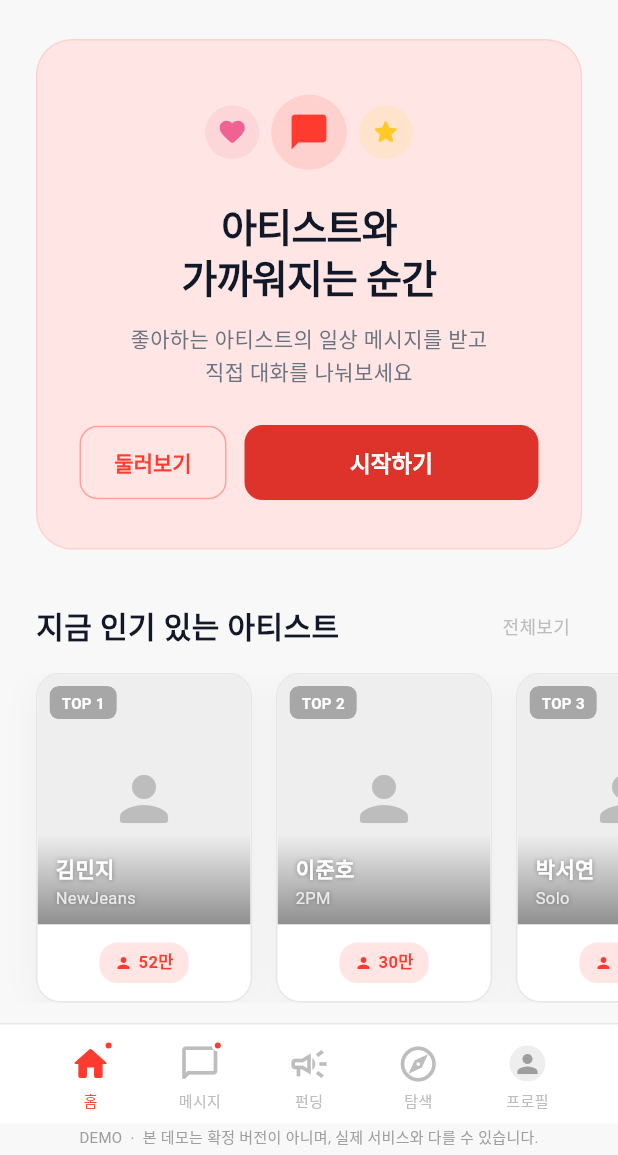
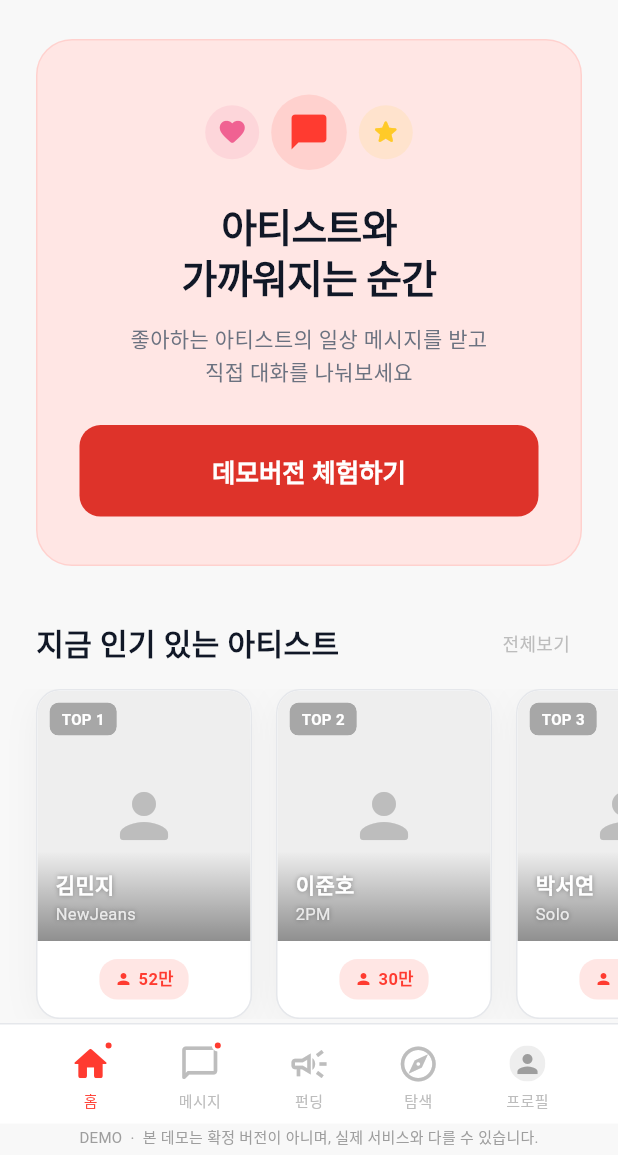
Before and after one commit to teo53/unoa-g, a Flutter app: the screen it shows after launch, on a phone screen of 412 x 824 dp, the part 81-1236 px from its top. Run offline on Flutter 3.47's test engine with Material 3 defaults, Android fonts, the phone set to English and light mode, and no system bars; our stand-ins replace cached_network_image, connectivity_plus, flutter_image_compress, flutter_riverpod, go_router, hive_flutter and 6 more; missing offline and left inert: record, video_compress; accounts and stored records are empty; Roboto replaces fonts that are missing (Pretendard); project files that could hold a hidden picture were left out.

Commit message:
ui: 데모 첫화면 둘러보기 삭제 + 데모버전 체험하기 버튼으로 변경
- 비로그인 홈화면에서 둘러보기 버튼 제거
- 시작하기 버튼 크기 확대 (padding 18, fontSize 17, radius 14)
- 버튼 텍스트 "데모버전 체험하기"로 변경

https://claude.ai/code/session_01C9zM91rYQcGEgKYVU7i7VL

```diff
--- a/lib/features/home/home_screen.dart
+++ b/lib/features/home/home_screen.dart
@@ -410,50 +410,25 @@ class _GuestHeroSection extends StatelessWidget {
           ),
           const SizedBox(height: 24),
 
-          // CTA Buttons
-          Row(
-            children: [
-              Expanded(
-                child: OutlinedButton(
-                  onPressed: () => context.push('/discover'),
-                  style: OutlinedButton.styleFrom(
-                    side: BorderSide(
-                      color: AppColors.primary.withValues(alpha: 0.4),
-                    ),
-                    foregroundColor: AppColors.primary,
-                    padding: const EdgeInsets.symmetric(vertical: 14),
-                    shape: RoundedRectangleBorder(
-                      borderRadius: BorderRadius.circular(12),
-                    ),
-                    textStyle: const TextStyle(
-                      fontSize: 14,
-                      fontWeight: FontWeight.w600,
-                    ),
-                  ),
-                  child: const Text('둘러보기'),
-                ),
-              ),
-              const SizedBox(width: 12),
-              Expanded(
-                flex: 2,
+          // CTA Button
+          SizedBox(
+            width: double.infinity,
             child: FilledButton(
               onPressed: () => context.push('/login'),
               style: FilledButton.styleFrom(
                 backgroundColor: AppColors.primary600,
                 foregroundColor: Colors.white,
-                    padding: const EdgeInsets.symmetric(vertical: 14),
+                padding: const EdgeInsets.symmetric(vertical: 18),
                 shape: RoundedRectangleBorder(
-                      borderRadius: BorderRadius.circular(12),
+                  borderRadius: BorderRadius.circular(14),
                 ),
                 textStyle: const TextStyle(
-                      fontSize: 15,
+                  fontSize: 17,
                   fontWeight: FontWeight.w700,
                 ),
               ),
-                  child: const Text('시작하기'),
+              child: const Text('데모버전 체험하기'),
             ),
-              ),
-            ],
           ),
         ],
       ),
```
Lines whose indentation alone changed are shown as unchanged.
